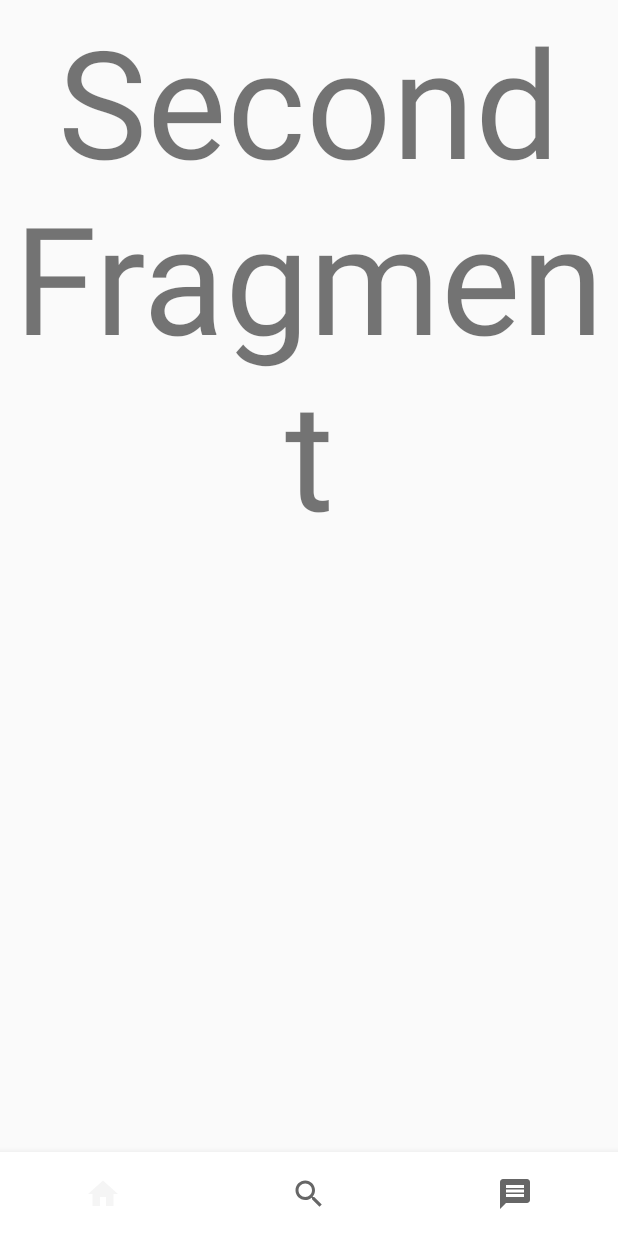
After one commit to danihmello06/imagesbook, an Android app: the fragment Fragment02 placed in its activity, on a phone screen of 412 x 824 dp. The commit adds this screen. Run offline under Robolectric (Android 15) with nearby library versions, the phone set to English and light mode, and no system bars; our stand-ins replace navigation-ui.

Commit message:
added BottomNavigationView

```diff
--- a/app/build.gradle
+++ b/app/build.gradle
@@ -29,9 +29,11 @@ dependencies {
     implementation "org.jetbrains.kotlin:kotlin-stdlib:$kotlin_version"
     implementation 'androidx.core:core-ktx:1.3.1'
     implementation 'androidx.appcompat:appcompat:1.2.0'
+    implementation 'com.google.android.material:material:1.3.0-alpha02'
     implementation 'androidx.constraintlayout:constraintlayout:2.0.0'
     implementation 'androidx.navigation:navigation-fragment-ktx:2.3.0'
     implementation 'androidx.navigation:navigation-ui-ktx:2.3.0'
+    implementation 'androidx.legacy:legacy-support-v4:1.0.0'
     testImplementation 'junit:junit:4.12'
     androidTestImplementation 'androidx.test.ext:junit:1.1.1'
     androidTestImplementation 'androidx.test.espresso:espresso-core:3.2.0'
--- a/app/src/main/AndroidManifest.xml
+++ b/app/src/main/AndroidManifest.xml
@@ -9,6 +9,7 @@
         android:roundIcon="@mipmap/ic_launcher_round"
         android:supportsRtl="true"
         android:theme="@style/AppTheme">
+        <activity android:name=".front.NewsFeed"></activity>
         <activity android:name=".front.MainActivity">
             <intent-filter>
                 <action android:name="android.intent.action.MAIN" />
--- /dev/null
+++ b/app/src/main/java/com/example/imagesbook/Fragment01.kt
@@ -0,0 +1,59 @@
+package com.example.imagesbook
+
+import android.os.Bundle
+import androidx.fragment.app.Fragment
+import android.view.LayoutInflater
+import android.view.View
+import android.view.ViewGroup
+
+// TODO: Rename parameter arguments, choose names that match
+// the fragment initialization parameters, e.g. ARG_ITEM_NUMBER
+private const val ARG_PARAM1 = "param1"
+private const val ARG_PARAM2 = "param2"
+
+/**
+ * A simple [Fragment] subclass.
+ * Use the [Fragment01.newInstance] factory method to
+ * create an instance of this fragment.
+ */
+class Fragment01 : Fragment() {
+    // TODO: Rename and change types of parameters
+    private var param1: String? = null
+    private var param2: String? = null
+
+    override fun onCreate(savedInstanceState: Bundle?) {
+        super.onCreate(savedInstanceState)
+        arguments?.let {
+            param1 = it.getString(ARG_PARAM1)
+            param2 = it.getString(ARG_PARAM2)
+        }
+    }
+
+    override fun onCreateView(
+        inflater: LayoutInflater, container: ViewGroup?,
+        savedInstanceState: Bundle?
+    ): View? {
+        // Inflate the layout for this fragment
+        return inflater.inflate(R.layout.fragment_01, container, false)
+    }
+
+    companion object {
+        /**
+         * Use this factory method to create a new instance of
+         * this fragment using the provided parameters.
+         *
+         * @param param1 Parameter 1.
+         * @param param2 Parameter 2.
+         * @return A new instance of fragment Fragment01.
+         */
+        // TODO: Rename and change types and number of parameters
+        @JvmStatic
+        fun newInstance(param1: String, param2: String) =
+            Fragment01().apply {
+                arguments = Bundle().apply {
+                    putString(ARG_PARAM1, param1)
+                    putString(ARG_PARAM2, param2)
+                }
+            }
+    }
+}
--- /dev/null
+++ b/app/src/main/java/com/example/imagesbook/Fragment02.kt
@@ -0,0 +1,59 @@
+package com.example.imagesbook
+
+import android.os.Bundle
+import androidx.fragment.app.Fragment
+import android.view.LayoutInflater
+import android.view.View
+import android.view.ViewGroup
+
+// TODO: Rename parameter arguments, choose names that match
+// the fragment initialization parameters, e.g. ARG_ITEM_NUMBER
+private const val ARG_PARAM1 = "param1"
+private const val ARG_PARAM2 = "param2"
+
+/**
+ * A simple [Fragment] subclass.
+ * Use the [Fragment02.newInstance] factory method to
+ * create an instance of this fragment.
+ */
+class Fragment02 : Fragment() {
+    // TODO: Rename and change types of parameters
+    private var param1: String? = null
+    private var param2: String? = null
+
+    override fun onCreate(savedInstanceState: Bundle?) {
+        super.onCreate(savedInstanceState)
+        arguments?.let {
+            param1 = it.getString(ARG_PARAM1)
+            param2 = it.getString(ARG_PARAM2)
+        }
+    }
+
+    override fun onCreateView(
+        inflater: LayoutInflater, container: ViewGroup?,
+        savedInstanceState: Bundle?
+    ): View? {
+        // Inflate the layout for this fragment
+        return inflater.inflate(R.layout.fragment_02, container, false)
+    }
+
+    companion object {
+        /**
+         * Use this factory method to create a new instance of
+         * this fragment using the provided parameters.
+         *
+         * @param param1 Parameter 1.
+         * @param param2 Parameter 2.
+         * @return A new instance of fragment Fragment02.
+         */
+        // TODO: Rename and change types and number of parameters
+        @JvmStatic
+        fun newInstance(param1: String, param2: String) =
+            Fragment02().apply {
+                arguments = Bundle().apply {
+                    putString(ARG_PARAM1, param1)
+                    putString(ARG_PARAM2, param2)
+                }
+            }
+    }
+}
--- /dev/null
+++ b/app/src/main/java/com/example/imagesbook/front/NewsFeed.kt
@@ -0,0 +1,46 @@
+package com.example.imagesbook.front
+
+import androidx.appcompat.app.AppCompatActivity
+import android.os.Bundle
+import androidx.fragment.app.Fragment
+import androidx.fragment.app.add
+import androidx.fragment.app.replace
+import androidx.navigation.findNavController
+import androidx.navigation.ui.setupWithNavController
+import com.example.imagesbook.Fragment01
+import com.example.imagesbook.Fragment02
+import com.example.imagesbook.Fragment03
+import com.example.imagesbook.R
+import com.google.android.material.bottomnavigation.BottomNavigationView
+
+class NewsFeed : AppCompatActivity() {
+
+    override fun onCreate(savedInstanceState: Bundle?) {
+        super.onCreate(savedInstanceState)
+        setContentView(R.layout.activity_news_feed)
+
+        val bottomNV = findViewById<BottomNavigationView>(R.id.bottom_navigation)
+
+        val frag1 = Fragment01()
+        val frag2 = Fragment02()
+        val frag3 = Fragment03()
+
+        makeCurrentFragment(frag1)
+
+        bottomNV.setOnNavigationItemSelectedListener {
+            when(it.itemId) {
+                R.id.menu_home -> makeCurrentFragment(frag1)
+                R.id.menu_search -> makeCurrentFragment(frag2)
+                R.id.menu_message -> makeCurrentFragment(frag3)
+            }
+            true
+        }
+    }
+
+    private fun makeCurrentFragment(fragment: Fragment) =
+        supportFragmentManager.beginTransaction().apply {
+            replace(R.id.fl_wrapper, fragment)
+            commit()
+        }
+
+}
--- /dev/null
+++ b/app/src/main/res/drawable/ic_baseline_home_24.xml
@@ -0,0 +1,10 @@
+<vector xmlns:android="http://schemas.android.com/apk/res/android"
+    android:width="24dp"
+    android:height="24dp"
+    android:viewportWidth="24"
+    android:viewportHeight="24"
+    android:tint="?attr/colorControlNormal">
+  <path
+      android:fillColor="@android:color/white"
+      android:pathData="M10,20v-6h4v6h5v-8h3L12,3 2,12h3v8z"/>
+</vector>
--- /dev/null
+++ b/app/src/main/res/drawable/ic_baseline_message_24.xml
@@ -0,0 +1,10 @@
+<vector xmlns:android="http://schemas.android.com/apk/res/android"
+    android:width="24dp"
+    android:height="24dp"
+    android:viewportWidth="24"
+    android:viewportHeight="24"
+    android:tint="?attr/colorControlNormal">
+  <path
+      android:fillColor="@android:color/white"
+      android:pathData="M20,2L4,2c-1.1,0 -1.99,0.9 -1.99,2L2,22l4,-4h14c1.1,0 2,-0.9 2,-2L22,4c0,-1.1 -0.9,-2 -2,-2zM18,14L6,14v-2h12v2zM18,11L6,11L6,9h12v2zM18,8L6,8L6,6h12v2z"/>
+</vector>
--- /dev/null
+++ b/app/src/main/res/drawable/ic_baseline_search_24.xml
@@ -0,0 +1,10 @@
+<vector xmlns:android="http://schemas.android.com/apk/res/android"
+    android:width="24dp"
+    android:height="24dp"
+    android:viewportWidth="24"
+    android:viewportHeight="24"
+    android:tint="?attr/colorControlNormal">
+  <path
+      android:fillColor="@android:color/white"
+      android:pathData="M15.5,14h-0.79l-0.28,-0.27C15.41,12.59 16,11.11 16,9.5 16,5.91 13.09,3 9.5,3S3,5.91 3,9.5 5.91,16 9.5,16c1.61,0 3.09,-0.59 4.23,-1.57l0.27,0.28v0.79l5,4.99L20.49,19l-4.99,-5zM9.5,14C7.01,14 5,11.99 5,9.5S7.01,5 9.5,5 14,7.01 14,9.5 11.99,14 9.5,14z"/>
+</vector>
--- /dev/null
+++ b/app/src/main/res/layout/activity_news_feed.xml
@@ -0,0 +1,30 @@
+<?xml version="1.0" encoding="utf-8"?>
+<RelativeLayout
+    xmlns:android="http://schemas.android.com/apk/res/android"
+    android:layout_width="match_parent"
+    android:layout_height="match_parent"
+    xmlns:app="http://schemas.android.com/apk/res-auto"
+    xmlns:tools="http://schemas.android.com/tools"
+    tools:context=".front.NewsFeed">
+
+    <FrameLayout
+        android:id="@+id/fl_wrapper"
+        android:layout_width="match_parent"
+        android:layout_height="match_parent"
+        android:layout_above="@id/bottom_navigation"/>
+
+    <com.google.android.material.bottomnavigation.BottomNavigationView
+        android:id="@+id/bottom_navigation"
+        android:layout_width="match_parent"
+        android:layout_height="wrap_content"
+        android:layout_alignParentBottom="true"
+        android:background="?android:attr/windowBackground"
+        app:itemBackground="@color/cardview_light_background"
+        app:labelVisibilityMode="unlabeled"
+        app:menu="@menu/my_menu" />
+
+
+
+
+
+</RelativeLayout>
--- /dev/null
+++ b/app/src/main/res/layout/fragment_02.xml
@@ -0,0 +1,17 @@
+<?xml version="1.0" encoding="utf-8"?>
+<FrameLayout xmlns:android="http://schemas.android.com/apk/res/android"
+    xmlns:tools="http://schemas.android.com/tools"
+    android:layout_width="match_parent"
+    android:layout_height="match_parent"
+    tools:context=".Fragment02">
+
+    <!-- TODO: Update blank fragment layout -->
+    <TextView
+        android:layout_width="match_parent"
+        android:layout_height="match_parent"
+        android:text="Second Fragment"
+        android:textAlignment="center"
+        android:textSize="100dp"
+    />
+
+</FrameLayout>
--- /dev/null
+++ b/app/src/main/res/menu/my_menu.xml
@@ -0,0 +1,22 @@
+<?xml version="1.0" encoding="utf-8"?>
+<menu xmlns:android="http://schemas.android.com/apk/res/android">
+
+    <item
+        android:id="@+id/menu_home"
+        android:title="Home"
+        android:icon="@drawable/ic_baseline_home_24"/>
+
+    <item
+        android:id="@+id/menu_search"
+        android:title="Search"
+        android:icon="@drawable/ic_baseline_search_24"/>
+
+    <item
+        android:id="@+id/menu_message"
+        android:icon="@drawable/ic_baseline_message_24"
+        android:title="Message"/>
+
+
+
+
+</menu>
--- a/app/src/main/res/values/styles.xml
+++ b/app/src/main/res/values/styles.xml
@@ -7,4 +7,6 @@
         <item name="colorAccent">@color/colorAccent</item> -->
     </style>
 
+
+
 </resources>
```
Also changed, not shown: app/src/main/java/com/example/imagesbook/Fragment03.kt (added, +59 -0 lines), app/src/main/java/com/example/imagesbook/front/CreateAccount.kt (+14 -1 lines), app/src/main/java/com/example/imagesbook/front/Feed.kt (deleted, +0 -18 lines), app/src/main/java/com/example/imagesbook/front/Wellcome.kt (+6 -3 lines), app/src/main/res/layout/feed.xml (deleted, +0 -9 lines), app/src/main/res/layout/fragment_01.xml (added, +22 -0 lines), app/src/main/res/layout/fragment_03.xml (added, +17 -0 lines), app/src/main/res/navigation/navigation.xml (+27 -8 lines).
